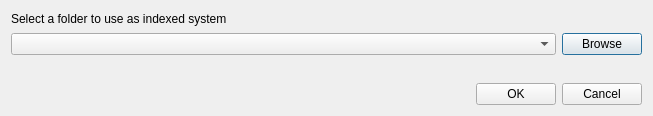
Old version of the form Guarana/workspacedialog.ui in the repository diegofps/guarana.
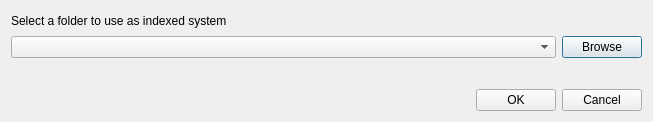
New version of the form.

Patch:
```diff
--- a/Guarana/workspacedialog.ui
+++ b/Guarana/workspacedialog.ui
@@ -7,7 +7,7 @@
     <x>0</x>
     <y>0</y>
     <width>653</width>
-    <height>116</height>
+    <height>122</height>
    </rect>
   </property>
   <property name="sizePolicy">
@@ -50,6 +50,9 @@
    </item>
    <item>
     <widget class="QLabel" name="msgLabel">
+     <property name="styleSheet">
+      <string notr="true">color: rgb(170, 0, 0);</string>
+     </property>
      <property name="text">
       <string/>
      </property>
```
Left out of the diff: 5 changed lines with no effect on the pictures.
